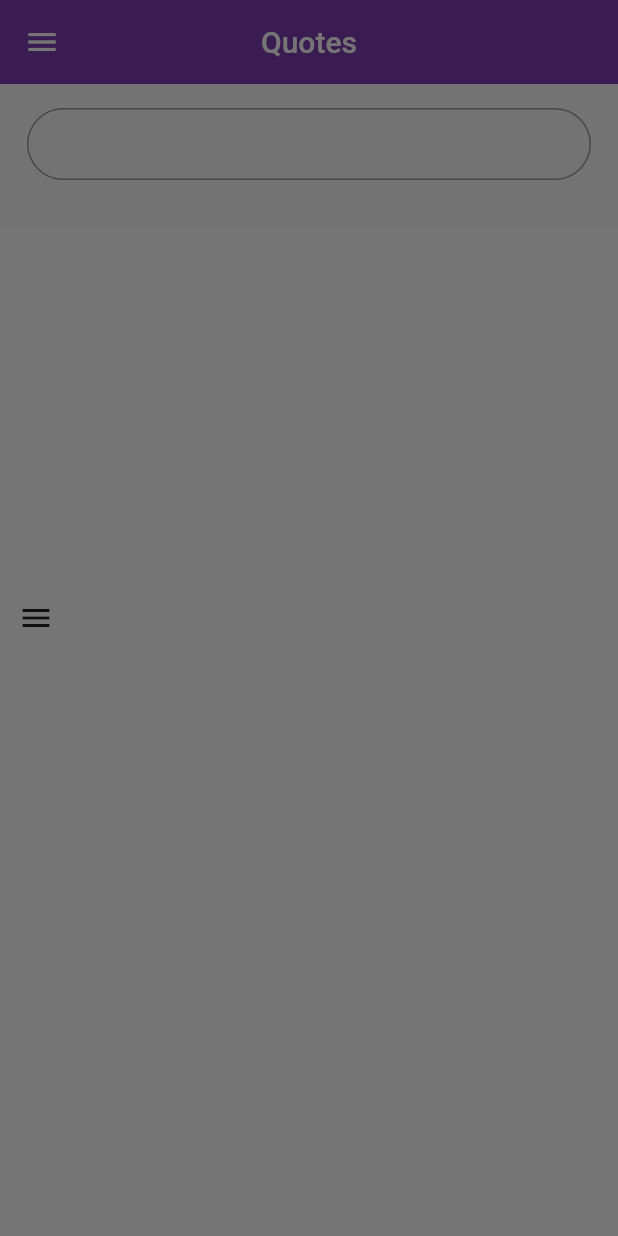
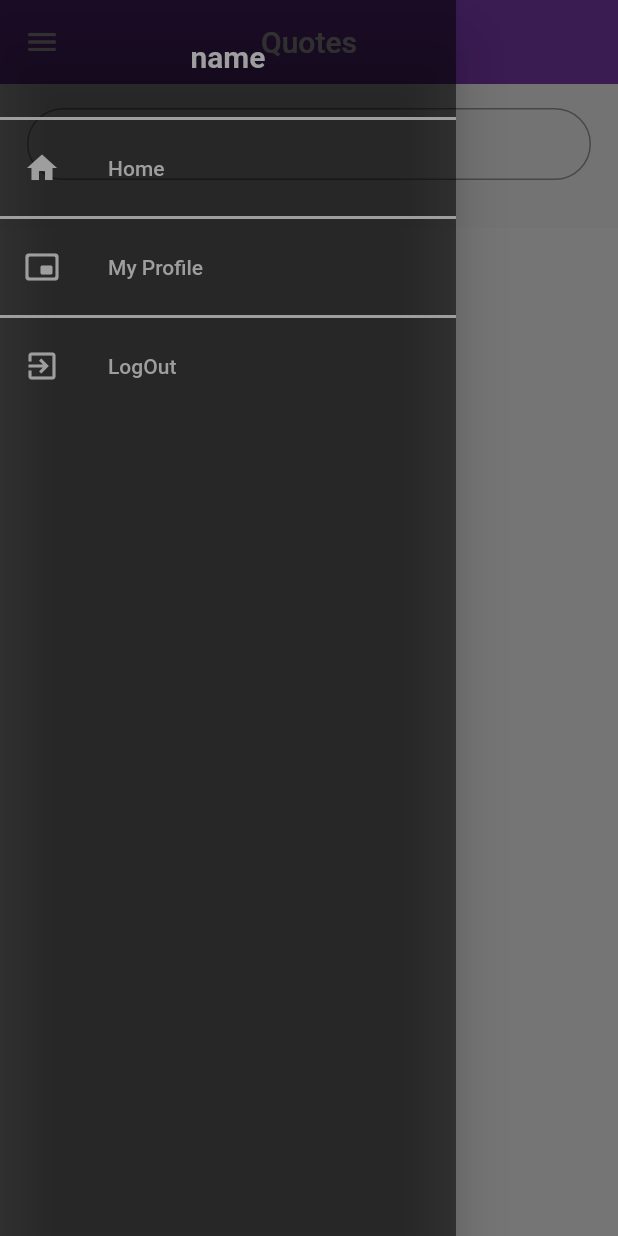
Before and after one commit to shonibaredavida/final_task_kquotes, a Flutter app: the screen it shows after launch, with the side drawer open, on a phone screen of 412 x 824 dp. Run offline on Flutter 3.47's test engine with Material 2 defaults, Android fonts, the phone set to English and light mode, and no system bars; our stand-ins replace get; network calls fail.

Commit message:
added a drawer

```diff
--- a/lib/screens/homepage_screen.dart
+++ b/lib/screens/homepage_screen.dart
@@ -1,5 +1,6 @@
 import 'package:final_task_kquotes/controllers/get_quote_controller.dart';
 import 'package:final_task_kquotes/utils/constants/sizes.dart';
+import 'package:final_task_kquotes/widget/my_drawer_widget.dart';
 import 'package:flutter/material.dart';
 import 'package:final_task_kquotes/utils/constants/colors.dart';
 import 'package:get/get.dart';
@@ -9,9 +10,9 @@ class HomePageScreen extends StatelessWidget {
 
   @override
   Widget build(BuildContext context) {
-    //final controller = Get.put(GetQuotesController());
+    final controller = Get.put(GetQuotesController());
     return Scaffold(
-      drawer: IconButton(onPressed: () {}, icon: const Icon(Icons.menu)),
+      drawer: const MyDrawer(),
       appBar: AppBar(
         backgroundColor: primaryColor,
         title: Text(
--- /dev/null
+++ b/lib/widget/my_drawer_widget.dart
@@ -0,0 +1,90 @@
+import "package:final_task_kquotes/screens/homepage_screen.dart";
+import "package:final_task_kquotes/screens/profile_screen.dart";
+import "package:flutter/material.dart";
+import "package:get/get.dart";
+
+class MyDrawer extends StatefulWidget {
+  const MyDrawer({Key? key}) : super(key: key);
+
+  @override
+  State<MyDrawer> createState() => _MyDrawerState();
+}
+
+class _MyDrawerState extends State<MyDrawer> {
+  @override
+  Widget build(BuildContext context) {
+    return Drawer(
+      backgroundColor: Colors.black54,
+      child: ListView(
+        children: [
+          //header
+          Container(
+            padding: const EdgeInsets.only(
+              top: 26,
+              bottom: 12,
+            ),
+            child: Column(
+              children: [
+                Text(
+                  "name",
+                  style: const TextStyle(
+                      color: Colors.grey,
+                      fontSize: 20,
+                      fontWeight: FontWeight.bold),
+                ),
+                SizedBox(height: 12)
+              ],
+            ),
+          ), //body
+          Container(
+            padding: const EdgeInsets.only(top: 1),
+            child: Column(
+              children: [
+                const Divider(height: 10, thickness: 2, color: Colors.grey),
+
+                //Home
+                ListTile(
+                    leading: const Icon(Icons.home, color: Colors.grey),
+                    title: const Text("Home",
+                        style: TextStyle(
+                          color: Colors.grey,
+                        )),
+                    onTap: () {
+                      Get.back();
+                    }),
+
+                //Not Yet Received
+                const Divider(height: 10, thickness: 2, color: Colors.grey),
+                ListTile(
+                    leading: const Icon(Icons.picture_in_picture_alt_rounded,
+                        color: Colors.grey),
+                    title: const Text("My Profile",
+                        style: TextStyle(
+                          color: Colors.grey,
+                        )),
+                    onTap: () {
+                      Get.to(UserProfile());
+                    }),
+
+                //LogOut
+                const Divider(height: 10, thickness: 2, color: Colors.grey),
+                ListTile(
+                    leading: const Icon(Icons.exit_to_app, color: Colors.grey),
+                    title: const Text("LogOut",
+                        style: TextStyle(
+                          color: Colors.grey,
+                        )),
+                    onTap: () {
+                      /*   //   FirebaseAuth.instance.signOut();
+                      Navigator.of(context).push(MaterialPageRoute(
+                          builder: (context) => const MySplashScreen()));
+                   */
+                    }),
+              ],
+            ),
+          ),
+        ],
+      ),
+    );
+  }
+}
```
Also changed, not shown: lib/screens/profile_screen.dart (+22 -8 lines).
